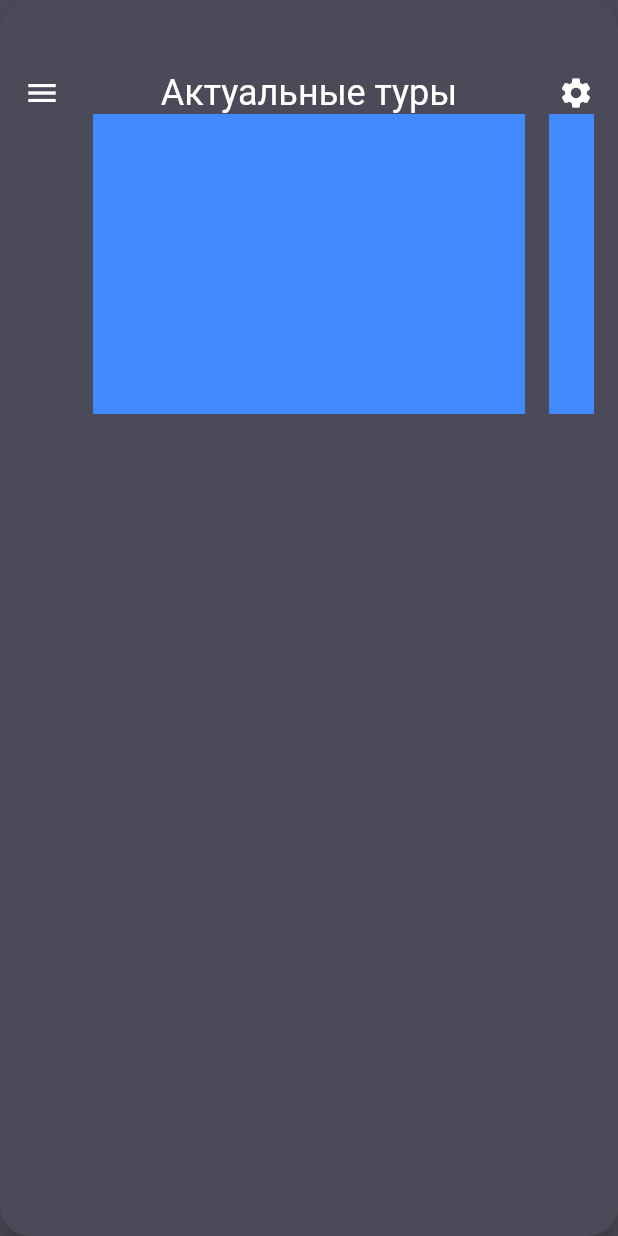
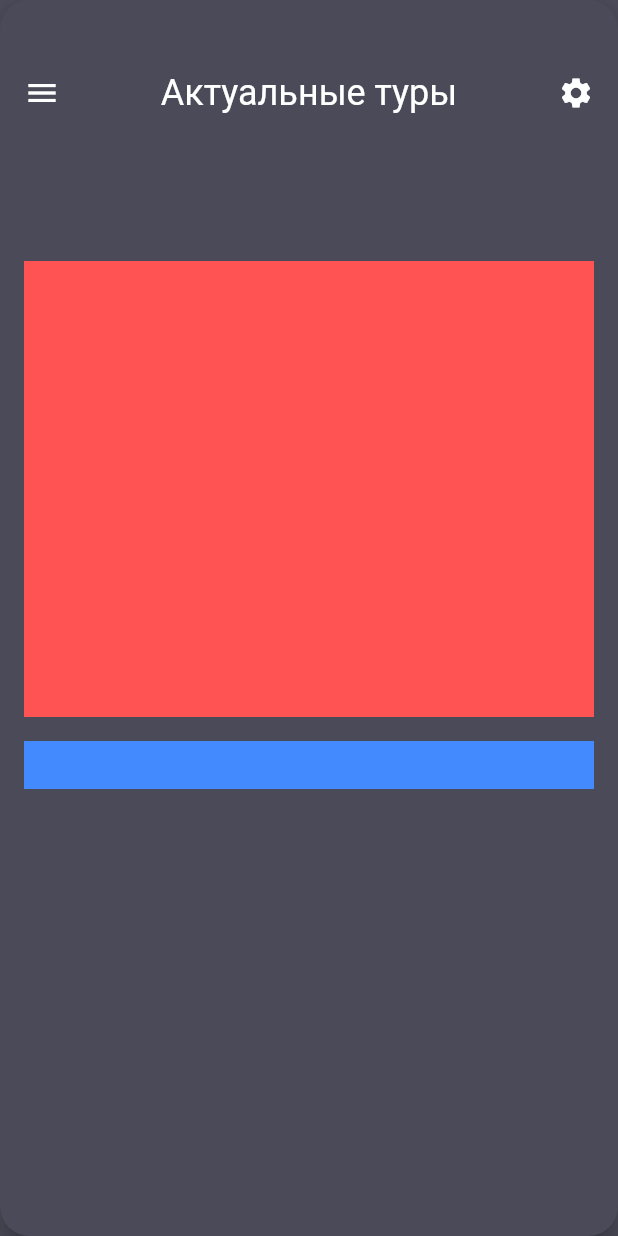
Before and after one commit to SemyonDyachenko/flutter_app, a Flutter app: the screen it shows after launch, on a phone screen of 412 x 824 dp. Run offline on Flutter 3.47's test engine with Material 2 defaults, Android fonts, the phone set to English and light mode, and no system bars.

```diff
--- a/lib/menu_dashboard.dart
+++ b/lib/menu_dashboard.dart
@@ -88,26 +88,27 @@ class MenuDashBoardpage extends StatefulWidget {
                     Icon(Icons.settings, color: Colors.white),
                   ],
                 ),
+                SizedBox(height: 50),
                 Container(
-                  height: 200,
+                  height: 400,
                   child: PageView(
                     controller: PageController(viewportFraction: 0.8),
-                    scrollDirection: Axis.horizontal,
+                    scrollDirection: Axis.vertical,
                     pageSnapping: true,
                     children: <Widget>
                     [
                       Container(
-                        margin: const EdgeInsets.symmetric(horizontal: 8),
+                        margin: const EdgeInsets.symmetric(vertical: 8),
+                        color:Colors.redAccent,
+                        width:100,
+                      ),
+                      Container(
+                        margin: const EdgeInsets.symmetric(vertical: 8),
                         color:Colors.blueAccent,
                         width:100,
                       ),
                       Container(
-                        margin: const EdgeInsets.symmetric(horizontal: 8),
-                        color:Colors.blueAccent,
-                        width:100,
-                      ),
-                      Container(
-                        margin: const EdgeInsets.symmetric(horizontal: 8),
+                        margin: const EdgeInsets.symmetric(vertical: 8),
                         color:Colors.greenAccent,
                         width:100,
                       ),
```
